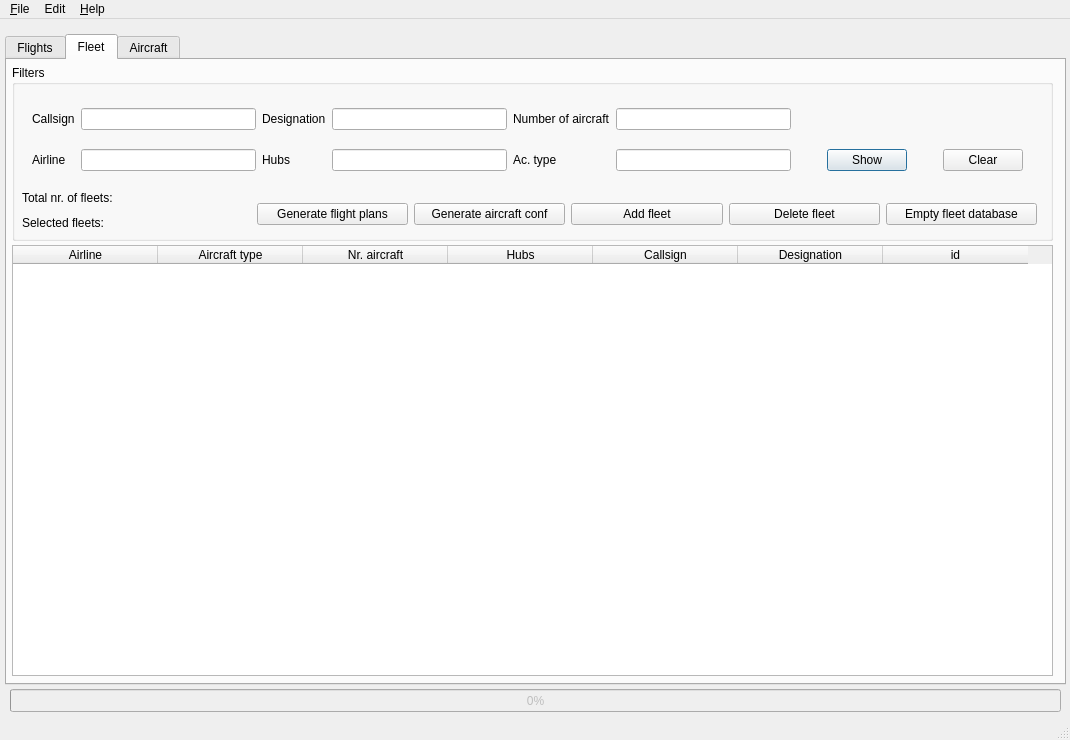
This is ScheduleUi/MainWindow.ui in kantooon/ScheduleViewer as Qt 5 draws it before an edit. The edited form follows.
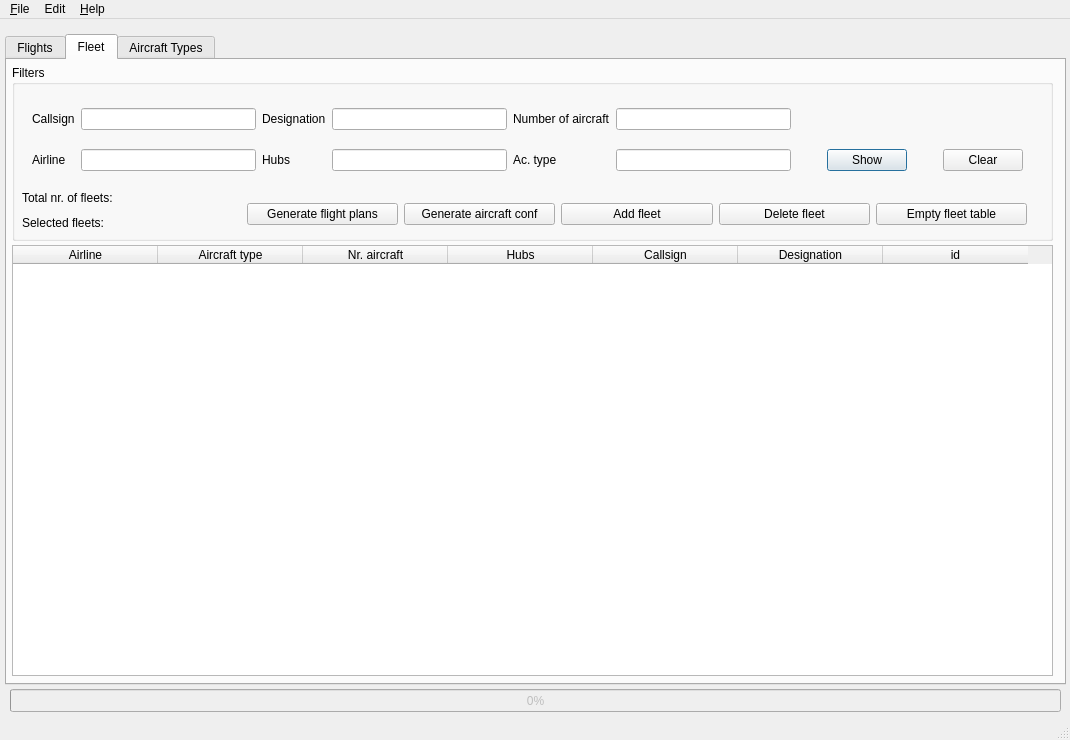
This is the edited form. The open tabs and pages were chosen to show the change. Icons and pictures are not drawn.

Commit message: corrected button labels and tab title

Patch:
```diff
--- a/ScheduleUi/MainWindow.ui
+++ b/ScheduleUi/MainWindow.ui
@@ -524,7 +524,7 @@
       <widget class="QWidget" name="verticalLayoutWidget_2">
        <property name="geometry">
         <rect>
-         <x>245</x>
+         <x>235</x>
          <y>126</y>
          <width>780</width>
          <height>46</height>
@@ -574,7 +574,7 @@
         <item>
          <widget class="QPushButton" name="truncateFleetButton">
           <property name="text">
-           <string>Empty fleet database</string>
+           <string>Empty fleet table</string>
           </property>
           <property name="icon">
            <iconset resource="../resources.qrc">
@@ -718,7 +718,7 @@
     </widget>
     <widget class="QWidget" name="aircraftTab">
      <attribute name="title">
-      <string>Aircraft</string>
+      <string>Aircraft Types</string>
      </attribute>
      <widget class="QGroupBox" name="groupBox_3">
       <property name="geometry">
```
Left out of the diff: 16 changed lines with no effect on the pictures. The commit also changes 1 other file.
